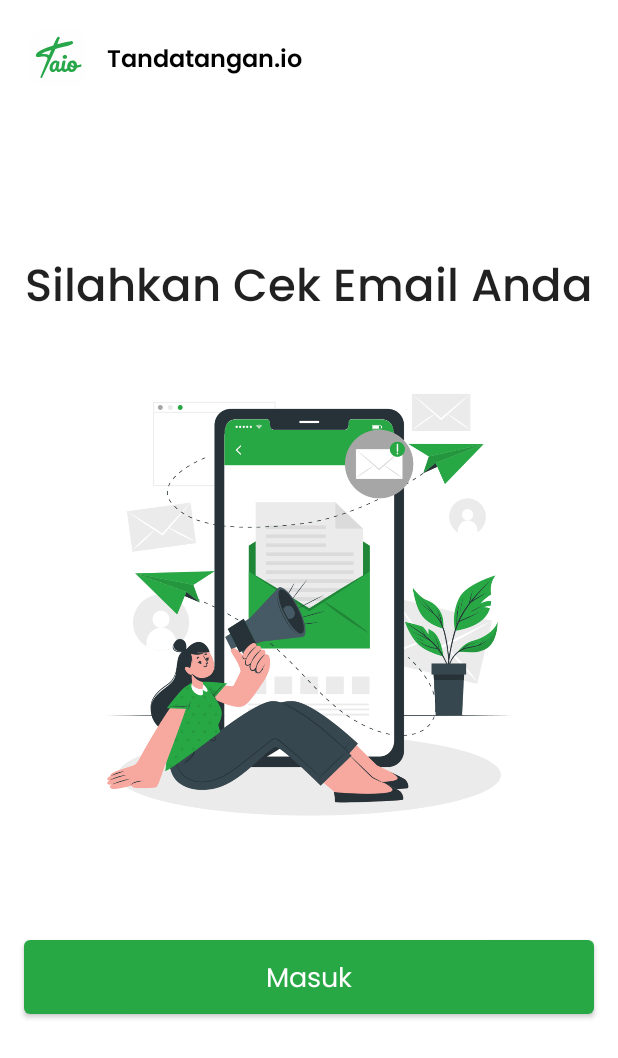
After one commit to Adnif/taio-frontend, an Android app built with Jetpack Compose: the composable EmailCheckScreen shown on its own in the app's theme, on a phone screen of 412 x 824 dp. The commit adds this screen. Shown: the top 1058 px of the screen. Run offline under Robolectric (Android 15) with nearby library versions, the phone set to English and light mode, and no system bars; our stand-ins replace accompanist.

Commit message:
EmailCheckScreen Addition

```diff
--- /dev/null
+++ b/app/src/main/java/com/taio/taio/ui/screen/EmailCheckScreen.kt
@@ -0,0 +1,138 @@
+import androidx.compose.foundation.background
+import androidx.compose.foundation.layout.*
+import androidx.compose.foundation.rememberScrollState
+import androidx.compose.foundation.verticalScroll
+import androidx.compose.material.MaterialTheme
+import androidx.compose.runtime.Composable
+import androidx.compose.runtime.rememberCoroutineScope
+import androidx.compose.ui.Modifier
+import androidx.compose.ui.graphics.Color.Companion.White
+import androidx.compose.ui.tooling.preview.Preview
+import androidx.compose.ui.unit.dp
+import com.google.accompanist.pager.rememberPagerState
+import androidx.compose.foundation.*
+import androidx.compose.material.Button
+import androidx.compose.material.ButtonDefaults
+import androidx.compose.material.Text
+import androidx.compose.ui.Alignment
+import androidx.compose.ui.graphics.Color.Companion.Black
+import androidx.compose.ui.res.painterResource
+import androidx.compose.ui.res.stringResource
+import androidx.compose.ui.text.style.TextAlign
+import com.google.accompanist.pager.*
+import com.taio.taio.R
+import com.taio.taio.ui.theme.Green500
+import com.taio.taio.ui.theme.Typography
+
+@OptIn(ExperimentalPagerApi::class)
+@Composable
+fun EmailCheckScreen() {
+    val pages = listOf(R.drawable.isi_form, R.drawable.ttd, R.drawable.generate)
+    val pagerState = rememberPagerState()
+    val coroutineScope = rememberCoroutineScope()
+    BoxWithConstraints(modifier = Modifier
+        .fillMaxSize()
+        .background(color = White)
+    ) {
+        Column(modifier = Modifier
+            .padding(16.dp)
+            .verticalScroll(rememberScrollState())
+            .heightIn(min = maxHeight)
+        ) {
+            Row(
+                modifier = Modifier
+                    .height(45.dp),
+                horizontalArrangement = Arrangement.Start,
+                verticalAlignment = Alignment.CenterVertically
+            ) {
+                Image(
+                    painter = painterResource(id = R.drawable.logo_taio_rectangle),
+                    contentDescription = stringResource(R.string.logo_taio),
+                )
+
+                Text(
+                    modifier = Modifier
+                        .padding(start = 10.dp),
+                    text = stringResource(id = R.string.name),
+                    style = Typography.h4,
+                    color = Black
+                )
+            }
+
+            Column(
+                modifier = Modifier
+                    .fillMaxWidth()
+                    .height(150.dp),
+                horizontalAlignment = Alignment.CenterHorizontally,
+                verticalArrangement = Arrangement.Bottom
+            ) {
+                Text(
+                    text = stringResource(id = R.string.email_check),
+                    style = Typography.h2,
+                    textAlign = TextAlign.Center
+                )
+            }
+
+            Column(
+                modifier = Modifier
+                    .fillMaxWidth()
+                    .height(375.dp),
+                horizontalAlignment = Alignment.CenterHorizontally,
+                verticalArrangement = Arrangement.Center
+            ) {
+                Image(
+                    modifier = Modifier
+                        .fillMaxWidth(0.85f),
+                    painter = painterResource(id = R.drawable.email_check_campaign),
+                    contentDescription = "Email Check Campaign",
+                )
+            }
+
+            Spacer(modifier = Modifier.size(40.dp))
+
+            BottomLanding(label = stringResource(id = R.string.login_label)) {
+
+            }
+
+
+
+
+        }
+    }
+}
+
+@Composable
+fun BottomLanding(
+    label: String,
+    onButtonClick: () -> Unit
+)
+{
+    Column(
+        horizontalAlignment = Alignment.CenterHorizontally,
+    ){
+        Button(
+            onClick = {
+                onButtonClick()
+            },
+            content = {
+                Text(
+                    text = label,
+                    style = Typography.button,
+                    color = White
+                )
+            },
+            modifier = Modifier
+                .fillMaxWidth()
+                .height(49.dp),
+            colors = ButtonDefaults.buttonColors(backgroundColor = Green500)
+        )
+    }
+}
+
+@Preview
+@Composable
+fun DefaultPreview() {
+    MaterialTheme {
+        EmailCheckScreen()
+    }
+}
--- a/app/src/main/java/com/taio/taio/ui/screen/LandingScreen.kt
+++ b/app/src/main/java/com/taio/taio/ui/screen/LandingScreen.kt
@@ -52,13 +52,13 @@ fun LandingScreen(){
                         painter = painterResource(id = R.drawable.logo_taio_rectangle),
                         contentDescription = stringResource(R.string.logo_taio),
                         modifier = Modifier
-                            .size(45.dp)
-                            .shadow(elevation = 2.dp)
+                            .size(50.dp)
+//                            .shadow(elevation = 2.dp)
                             .padding(end = 10.dp),
                     )
                     Text(
                         text = stringResource(id = R.string.name),
-                        style = Typography.h5,
+                        style = Typography.h4,
                         color = Color.Black
                     )
                     Spacer(Modifier.weight(1f))
--- a/app/src/main/res/values/strings.xml
+++ b/app/src/main/res/values/strings.xml
@@ -39,5 +39,6 @@
     <string name="landing_header">3 Langkah Mudah</string>
     <string name="content_description_pager">Pager Image</string>
     <string name="agreement_privacy_policy">Dengan menggunakan ttd.io Anda menyetujui aturan privacy dan policy kami</string>
+    <string name="email_check">Silahkan Cek Email Anda</string>
 
 </resources>
```
Also changed, not shown: app/src/main/res/drawable/email_check_campaign.png (added), 1 other file.
